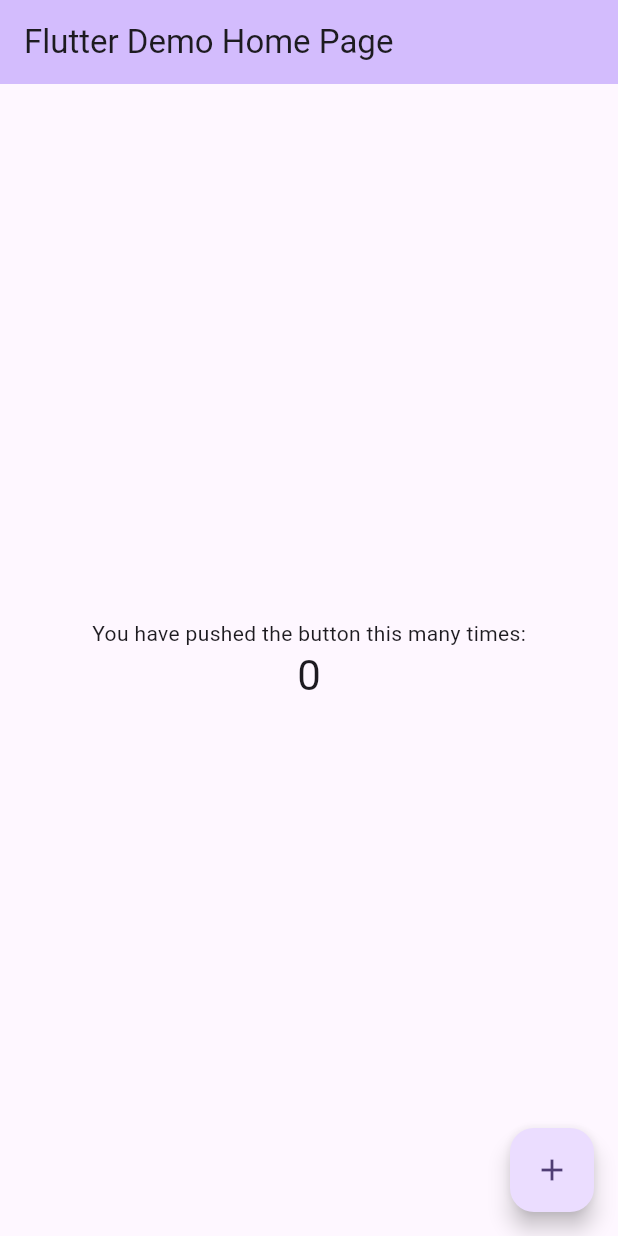
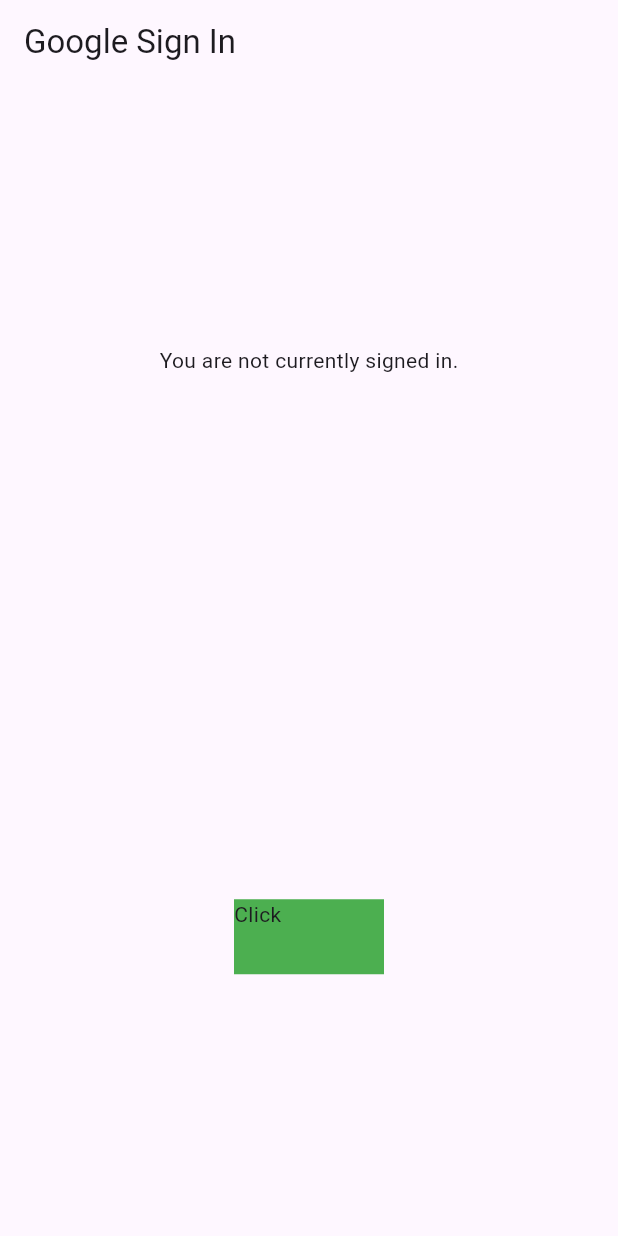
Before and after one commit to Varanasi-Software-Junction/firebase_demo, a Flutter app: the screen it shows after launch, on a phone screen of 412 x 824 dp. Run offline on Flutter 3.47's test engine with Material 3 defaults, Android fonts, the phone set to English and light mode, and no system bars; our stand-ins replace firebase_core, google_sign_in; accounts and stored records are empty.

Commit message:
Added Google Signin. Process started

```diff
--- a/lib/main.dart
+++ b/lib/main.dart
@@ -1,88 +1,245 @@
+// Copyright 2013 The Flutter Authors. All rights reserved.
+// Use of this source code is governed by a BSD-style license that can be
+// found in the LICENSE file.
+
+// ignore_for_file: avoid_print
+
+import 'dart:async';
+import 'dart:convert' show json;
+
+import 'package:flutter/foundation.dart';
 import 'package:flutter/material.dart';
-import 'package:firebase_core/firebase_core.dart';
 import 'package:google_sign_in/google_sign_in.dart';
-import 'firebase_options.dart';
-import 'package:firebase_auth/firebase_auth.dart';
-Future<void> main() async {
-  WidgetsFlutterBinding.ensureInitialized();
-  await Firebase.initializeApp(
-    //demoProjectId: "demo-project-id",
-    options: DefaultFirebaseOptions.currentPlatform,
+import 'package:http/http.dart' as http;
 
+// import 'src/sign_in_button.dart';
+
+/// The scopes required by this application.
+// #docregion Initialize
+const List<String> scopes = <String>[
+  'email',
+  'https://www.googleapis.com/auth/contacts.readonly',
+];
+
+GoogleSignIn _googleSignIn = GoogleSignIn(
+  // Optional clientId
+  // clientId: 'your-client_id.apps.googleusercontent.com',
+  scopes: scopes,
+);
+// #enddocregion Initialize
+
+void main() {
+  runApp(
+    const MaterialApp(
+      title: 'Google Sign In',
+      home: SignInDemo(),
+    ),
   );
-
-  runApp(const MyApp());
 }
 
-class MyApp extends StatelessWidget {
-  const MyApp({super.key});
+/// The SignInDemo app.
+class SignInDemo extends StatefulWidget {
+  ///
+  const SignInDemo({super.key});
 
-  // This widget is the root of your application.
   @override
-  Widget build(BuildContext context) {
-    return MaterialApp( // This is the theme of your application.
-
-      title: 'Flutter Demo',
-      theme: ThemeData(
-
-        colorScheme: ColorScheme.fromSeed(seedColor: Colors.deepPurple),
-        useMaterial3: true,
-      ),
-      home: const MyHomePage(title: 'Flutter Demo Home Page'),
-    );
-  }
+  State createState() => _SignInDemoState();
 }
 
-class MyHomePage extends StatefulWidget {
-  const MyHomePage({super.key, required this.title});
-
-
-
-  final String title;
+class _SignInDemoState extends State<SignInDemo> {
+  GoogleSignInAccount? _currentUser;
+  bool _isAuthorized = false; // has granted permissions?
+  String _contactText = '';
 
   @override
-  State<MyHomePage> createState() => _MyHomePageState();
-}
+  void initState() {
+    super.initState();
 
-class _MyHomePageState extends State<MyHomePage> {
-  int _counter = 0;
+    _googleSignIn.onCurrentUserChanged
+        .listen((GoogleSignInAccount? account) async {
+// #docregion CanAccessScopes
+      // In mobile, being authenticated means being authorized...
+      bool isAuthorized = account != null;
+      // However, on web...
+      if (kIsWeb && account != null) {
+        isAuthorized = await _googleSignIn.canAccessScopes(scopes);
+      }
+// #enddocregion CanAccessScopes
 
-  void _incrementCounter() {
+      setState(() {
+        _currentUser = account;
+        _isAuthorized = isAuthorized;
+      });
+
+      // Now that we know that the user can access the required scopes, the app
+      // can call the REST API.
+      if (isAuthorized) {
+        unawaited(_handleGetContact(account!));
+      }
+    });
+
+    // In the web, _googleSignIn.signInSilently() triggers the One Tap UX.
+    //
+    // It is recommended by Google Identity Services to render both the One Tap UX
+    // and the Google Sign In button together to "reduce friction and improve
+    // sign-in rates" ([docs](https://developers.google.com/identity/gsi/web/guides/display-button#html)).
+    _googleSignIn.signInSilently();
+  }
+
+  // Calls the People API REST endpoint for the signed-in user to retrieve information.
+  Future<void> _handleGetContact(GoogleSignInAccount user) async {
     setState(() {
-      _counter++;
+      _contactText = 'Loading contact info...';
     });
+    final http.Response response = await http.get(
+      Uri.parse('https://people.googleapis.com/v1/people/me/connections'
+          '?requestMask.includeField=person.names'),
+      headers: await user.authHeaders,
+    );
+    if (response.statusCode != 200) {
+      setState(() {
+        _contactText = 'People API gave a ${response.statusCode} '
+            'response. Check logs for details.';
+      });
+      print('People API ${response.statusCode} response: ${response.body}');
+      return;
+    }
+    final Map<String, dynamic> data =
+    json.decode(response.body) as Map<String, dynamic>;
+    final String? namedContact = _pickFirstNamedContact(data);
+    setState(() {
+      if (namedContact != null) {
+        _contactText = 'I see you know $namedContact!';
+      } else {
+        _contactText = 'No contacts to display.';
+      }
+    });
+  }
+
+  String? _pickFirstNamedContact(Map<String, dynamic> data) {
+    final List<dynamic>? connections = data['connections'] as List<dynamic>?;
+    final Map<String, dynamic>? contact = connections?.firstWhere(
+          (dynamic contact) => (contact as Map<Object?, dynamic>)['names'] != null,
+      orElse: () => null,
+    ) as Map<String, dynamic>?;
+    if (contact != null) {
+      final List<dynamic> names = contact['names'] as List<dynamic>;
+      final Map<String, dynamic>? name = names.firstWhere(
+            (dynamic name) =>
+        (name as Map<Object?, dynamic>)['displayName'] != null,
+        orElse: () => null,
+      ) as Map<String, dynamic>?;
+      if (name != null) {
+        return name['displayName'] as String?;
+      }
+    }
+    return null;
+  }
+
+  // This is the on-click handler for the Sign In button that is rendered by Flutter.
+  //
+  // On the web, the on-click handler of the Sign In button is owned by the JS
+  // SDK, so this method can be considered mobile only.
+  // #docregion SignIn
+  Future<void> _handleSignIn() async {
+    try {
+      await _googleSignIn.signIn();
+    } catch (error) {
+      print(error);
+    }
+  }
+    Future<void> _handleAuthorizeScopes() async {
+    final bool isAuthorized = await _googleSignIn.requestScopes(scopes);
+    // #enddocregion RequestScopes
+    setState(() {
+      _isAuthorized = isAuthorized;
+    });
+    // #docregion RequestScopes
+    if (isAuthorized) {
+      unawaited(_handleGetContact(_currentUser!));
+    }
+    // #enddocregion RequestScopes
+  }
+
+  Future<void> _handleSignOut() => _googleSignIn.disconnect();
+
+  Widget _buildBody() {
+    final GoogleSignInAccount? user = _currentUser;
+    if (user != null) {
+      // The user is Authenticated
+      return Column(
+        mainAxisAlignment: MainAxisAlignment.spaceAround,
+        children: <Widget>[
+          ListTile(
+            leading: GoogleUserCircleAvatar(
+              identity: user,
+            ),
+            title: Text(user.displayName ?? ''),
+            subtitle: Text(user.email),
+          ),
+          const Text('Signed in successfully.'),
+          if (_isAuthorized) ...<Widget>[
+            // The user has Authorized all required scopes
+            Text(_contactText),
+            ElevatedButton(
+              child: const Text('REFRESH'),
+              onPressed: () => _handleGetContact(user),
+            ),
+          ],
+          if (!_isAuthorized) ...<Widget>[
+            // The user has NOT Authorized all required scopes.
+            // (Mobile users may never see this button!)
+            const Text('Additional permissions needed to read your contacts.'),
+            ElevatedButton(
+              onPressed: _handleAuthorizeScopes,
+              child: const Text('REQUEST PERMISSIONS'),
+            ),
+          ],
+          ElevatedButton(
+            onPressed: _handleSignOut,
+            child: const Text('SIGN OUT'),
+          ),
+        ],
+      );
+    } else {
+      // The user is NOT Authenticated
+      return Column(
+        mainAxisAlignment: MainAxisAlignment.spaceAround,
+        children: <Widget>[
+          const Text('You are not currently signed in.'),
+          // This method is used to separate mobile from web code with conditional exports.
+          // See: src/sign_in_button.dart
+          InkWell(
+            child: Container(
+              height: 50,
+              width: 100,
+              color: Colors.green,
+              child: const Text("Click"),
+            ),
+            onTap: (){
+              setState(() {
+                _handleSignIn();
+              });
+
+            },
+          )
+          // buildSignInButton(
+          //   onPressed: _handleSignIn,
+          // ),
+        ],
+      );
+    }
   }
 
   @override
   Widget build(BuildContext context) {
-
     return Scaffold(
-      appBar: AppBar(
-
-        backgroundColor: Theme.of(context).colorScheme.inversePrimary,
-        title: Text(widget.title),
-      ),
-      body: Center(
-
-        child: Column(
-
-          mainAxisAlignment: MainAxisAlignment.center,
-          children: <Widget>[
-            const Text(
-              'You have pushed the button this many times:',
-            ),
-            Text(
-              '$_counter',
-              style: Theme.of(context).textTheme.headlineMedium,
-            ),
-          ],
+        appBar: AppBar(
+          title: const Text('Google Sign In'),
         ),
-      ),
-      floatingActionButton: FloatingActionButton(
-        onPressed: _incrementCounter,
-        tooltip: 'Increment',
-        child: const Icon(Icons.add),
-      ), // This trailing comma makes auto-formatting nicer for build methods.
-    );
+        body: ConstrainedBox(
+          constraints: const BoxConstraints.expand(),
+          child: _buildBody(),
+        ));
   }
 }
```
Also changed, not shown: 2 other files.
